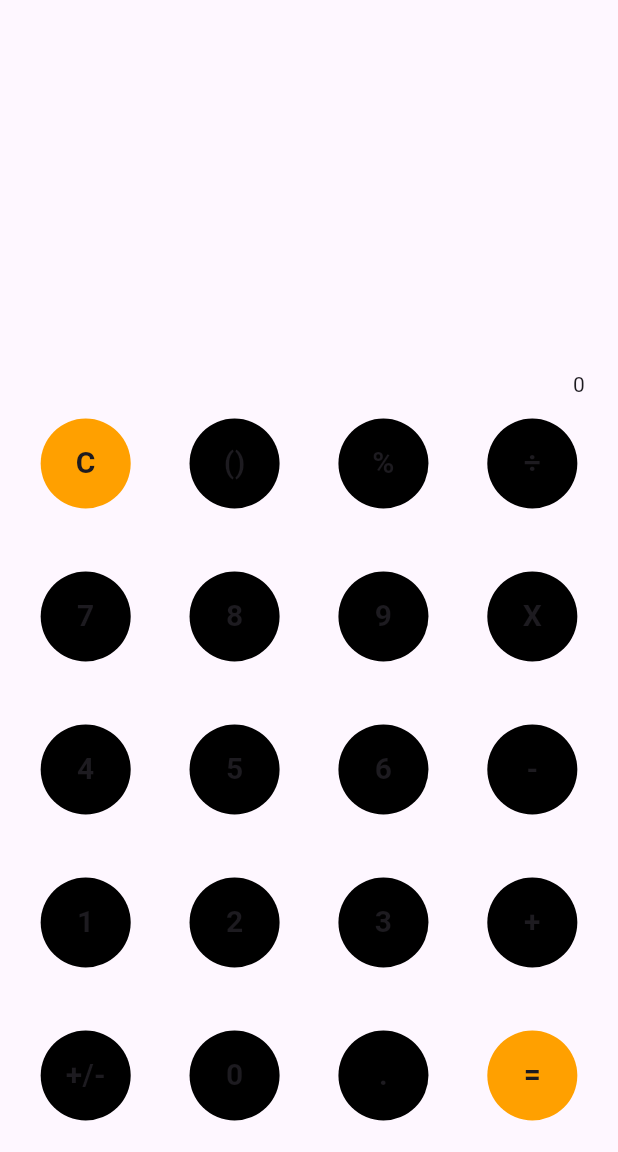
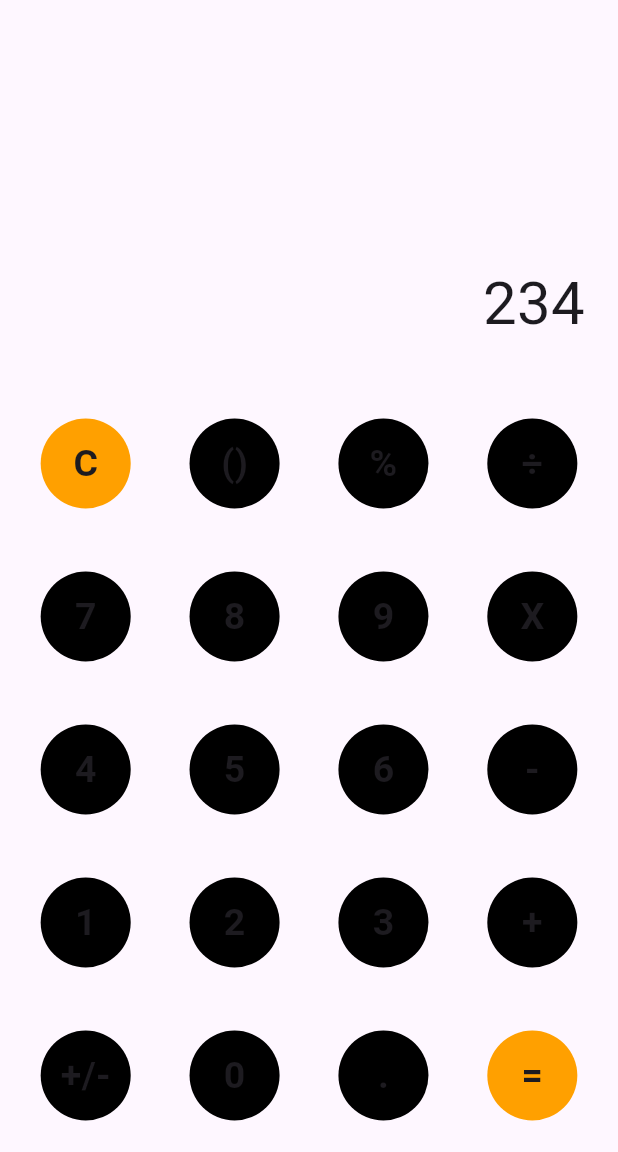
Before and after one commit to Ammarmyp/mcp_calculator, a Flutter app: the screen it shows after launch, on a phone screen of 412 x 824 dp, the part 84-1236 px from its top. Run offline on Flutter 3.47's test engine with Material 3 defaults, Android fonts, the phone set to English and light mode, and no system bars.

Commit message:
build the UI

```diff
--- a/lib/components/custom_button.dart
+++ b/lib/components/custom_button.dart
@@ -35,7 +35,7 @@ class CustomButton extends StatelessWidget {
           label,
           style: TextStyle(
             color: textColor,
-            fontSize: 20,
+            fontSize: 25,
             fontWeight: FontWeight.bold,
           ),
         ),
--- a/lib/components/display.dart
+++ b/lib/components/display.dart
@@ -10,12 +10,20 @@ class Display extends StatelessWidget {
 
   @override
   Widget build(BuildContext context) {
-    return Container(
-      alignment: Alignment.bottomRight,
-      child: Padding(
-        padding: const EdgeInsets.all(12),
-        child: Text(
-          value!,
+    return Expanded(
+      child: Container(
+        alignment: Alignment.bottomRight,
+        child: Padding(
+          padding: const EdgeInsets.all(12),
+          child: SingleChildScrollView(
+            scrollDirection: Axis.vertical,
+            child: Text(
+              value!,
+              style: const TextStyle(
+                fontSize: 40,
+              ),
+            ),
+          ),
         ),
       ),
     );
--- a/lib/screens/simple_calculator.dart
+++ b/lib/screens/simple_calculator.dart
@@ -17,7 +17,10 @@ class SimpleCalculator extends StatelessWidget {
           mainAxisAlignment: MainAxisAlignment.end,
           children: [
             const Display(
-              value: "0",
+              value: "234",
+            ),
+            const SizedBox(
+              height: 35,
             ),
             Row(mainAxisAlignment: MainAxisAlignment.spaceEvenly, children: [
               CustomButton(
```
